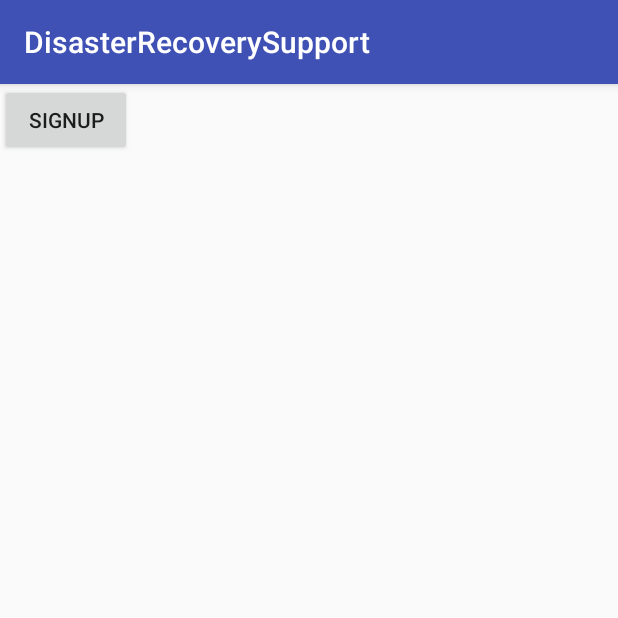
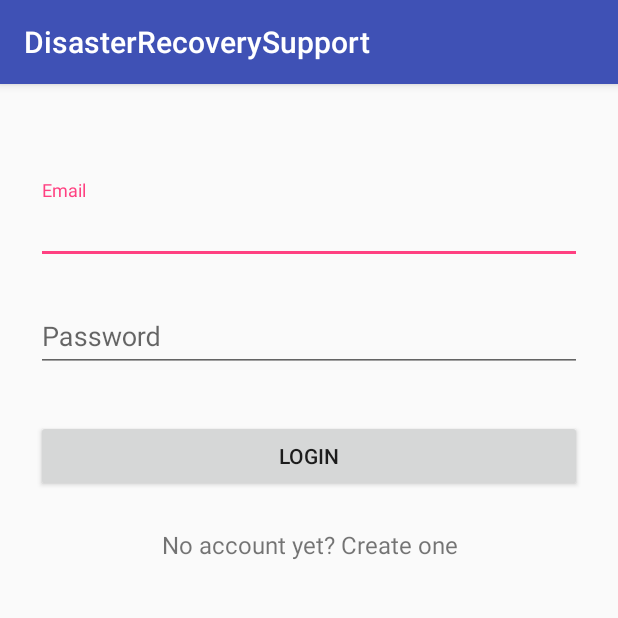
Before and after one commit to vibranttech6/DisasterRecoverySupport, an Android app: the screen it shows after launch (MainActivity before the commit, Login after it), on a phone screen of 412 x 824 dp, the top half of it. Run offline under Robolectric (Android 15) with nearby library versions, the phone set to English and light mode, and no system bars.

Commit message:
Login dashboard prototype 1

```diff
--- a/app/build.gradle
+++ b/app/build.gradle
@@ -28,6 +28,7 @@ dependencies {
 
 
 
+    implementation 'com.android.support:support-v4:26.1.0'
     testImplementation 'junit:junit:4.12'
 
 
@@ -37,5 +38,4 @@ dependencies {
     androidTestImplementation 'com.android.support.test.espresso:espresso-core:3.0.2'
 
 
-
 }
--- a/app/src/main/AndroidManifest.xml
+++ b/app/src/main/AndroidManifest.xml
@@ -3,7 +3,6 @@
     package="com.vibrant.disasterrecoverysupport">
 
     <uses-permission android:name="android.permission.INTERNET" />
-
 
     <application
         android:allowBackup="true"
@@ -19,7 +18,9 @@
                 <category android:name="android.intent.category.LAUNCHER" />
             </intent-filter>
         </activity>
-        <activity android:name=".Signup"></activity>
+        <activity android:name=".Signup" />
+        <activity android:name=".Login" />
+        <activity android:name=".Dashboard"></activity>
     </application>
 
 </manifest>
--- /dev/null
+++ b/app/src/main/java/com/vibrant/disasterrecoverysupport/Login.java
@@ -0,0 +1,35 @@
+package com.vibrant.disasterrecoverysupport;
+
+import android.content.Intent;
+import android.support.v7.app.AppCompatActivity;
+import android.os.Bundle;
+import android.view.View;
+import android.widget.Button;
+import android.widget.TextView;
+
+public class Login extends AppCompatActivity {
+    TextView textView;
+    Button login;
+
+    @Override
+    protected void onCreate(Bundle savedInstanceState) {
+        super.onCreate(savedInstanceState);
+        setContentView(R.layout.activity_login);
+        textView = (TextView) findViewById(R.id.link_signup);
+        textView.setOnClickListener(new View.OnClickListener() {
+            @Override
+            public void onClick(View view) {
+                startActivity(new Intent(MainActivity.getInstance(), Signup.class));
+                finish();
+            }
+        });
+        login = (Button) findViewById(R.id.btn_login);
+        login.setOnClickListener(new View.OnClickListener() {
+            @Override
+            public void onClick(View view) {
+                startActivity(new Intent(MainActivity.getInstance(), Dashboard.class));
+                finish();
+            }
+        });
+    }
+}
--- a/app/src/main/java/com/vibrant/disasterrecoverysupport/MainActivity.java
+++ b/app/src/main/java/com/vibrant/disasterrecoverysupport/MainActivity.java
@@ -1,6 +1,7 @@
 package com.vibrant.disasterrecoverysupport;
 
 import android.content.Intent;
+import android.os.Handler;
 import android.support.v7.app.AppCompatActivity;
 import android.os.Bundle;
 import android.view.View;
@@ -15,14 +16,13 @@ public class MainActivity extends AppCompatActivity {
         super.onCreate(savedInstanceState);
         setContentView(R.layout.activity_main);
         instance = this;
-        Button button = (Button) findViewById(R.id.button);
-        button.setOnClickListener(new View.OnClickListener() {
-            @Override
-            public void onClick(View view) {
-                startActivity(new Intent(MainActivity.getInstance(), Signup.class
-                ));
+        int secondsDelayed = 2;
+        new Handler().postDelayed(new Runnable() {
+            public void run() {
+                startActivity(new Intent(MainActivity.getInstance(), Login.class));
+                finish();
             }
-        });
+        }, secondsDelayed * 1000);
 
 
 
--- /dev/null
+++ b/app/src/main/res/layout/activity_login.xml
@@ -0,0 +1,59 @@
+<?xml version="1.0" encoding="utf-8"?>
+<ScrollView xmlns:android="http://schemas.android.com/apk/res/android"
+    android:layout_width="fill_parent"
+    android:layout_height="fill_parent"
+    android:fitsSystemWindows="true">
+
+    <LinearLayout
+        android:orientation="vertical"
+        android:layout_width="match_parent"
+        android:layout_height="wrap_content"
+        android:paddingTop="56dp"
+        android:paddingLeft="24dp"
+        android:paddingRight="24dp">
+
+        <!-- Email Label -->
+        <android.support.design.widget.TextInputLayout
+            android:layout_width="match_parent"
+            android:layout_height="wrap_content"
+            android:layout_marginTop="8dp"
+            android:layout_marginBottom="8dp">
+            <EditText android:id="@+id/input_email"
+                android:layout_width="match_parent"
+                android:layout_height="wrap_content"
+                android:inputType="textEmailAddress"
+                android:hint="Email" />
+        </android.support.design.widget.TextInputLayout>
+
+        <!-- Password Label -->
+        <android.support.design.widget.TextInputLayout
+            android:layout_width="match_parent"
+            android:layout_height="wrap_content"
+            android:layout_marginTop="8dp"
+            android:layout_marginBottom="8dp">
+            <EditText android:id="@+id/input_password"
+                android:layout_width="match_parent"
+                android:layout_height="wrap_content"
+                android:inputType="textPassword"
+                android:hint="Password"/>
+        </android.support.design.widget.TextInputLayout>
+
+        <android.support.v7.widget.AppCompatButton
+            android:id="@+id/btn_login"
+            android:layout_width="fill_parent"
+            android:layout_height="wrap_content"
+            android:layout_marginTop="24dp"
+            android:layout_marginBottom="24dp"
+            android:padding="12dp"
+            android:text="Login"/>
+
+        <TextView android:id="@+id/link_signup"
+            android:layout_width="fill_parent"
+            android:layout_height="wrap_content"
+            android:layout_marginBottom="24dp"
+            android:text="No account yet? Create one"
+            android:gravity="center"
+            android:textSize="16dip"/>
+
+    </LinearLayout>
+</ScrollView>
--- a/app/src/main/res/layout/activity_main.xml
+++ b/app/src/main/res/layout/activity_main.xml
@@ -1,5 +1,5 @@
 <?xml version="1.0" encoding="utf-8"?>
-<android.support.constraint.ConstraintLayout xmlns:android="http://schemas.android.com/apk/res/android"
+<RelativeLayout xmlns:android="http://schemas.android.com/apk/res/android"
     xmlns:app="http://schemas.android.com/apk/res-auto"
     xmlns:tools="http://schemas.android.com/tools"
     android:layout_width="match_parent"
@@ -7,11 +7,11 @@
     tools:context=".MainActivity">
 
 
-    <Button
-        android:id="@+id/button"
+    <TextView
+        android:id="@+id/textView"
         android:layout_width="wrap_content"
         android:layout_height="wrap_content"
-        android:text="SignUp"
-        tools:layout_editor_absoluteX="148dp"
-        tools:layout_editor_absoluteY="244dp" />
-</android.support.constraint.ConstraintLayout>
+        android:layout_centerInParent="true"
+        android:text="Disaster Recovery App"
+        android:textSize="26sp"/>
+</RelativeLayout>
--- a/app/src/main/res/values/strings.xml
+++ b/app/src/main/res/values/strings.xml
@@ -1,3 +1,6 @@
 <resources>
     <string name="app_name">DisasterRecoverySupport</string>
+
+    <!-- TODO: Remove or change this placeholder text -->
+    <string name="hello_blank_fragment">Hello blank fragment</string>
 </resources>
```
Also changed, not shown: app/src/main/java/com/vibrant/disasterrecoverysupport/BlankFragment.java (added, +50 -0 lines), app/src/main/java/com/vibrant/disasterrecoverysupport/Dashboard.java (added, +44 -0 lines), app/src/main/java/com/vibrant/disasterrecoverysupport/Signup.java (+13 -15 lines), app/src/main/res/layout/activity_dashboard.xml (added, +48 -0 lines), app/src/main/res/layout/fragment_blank.xml (added, +37 -0 lines).
